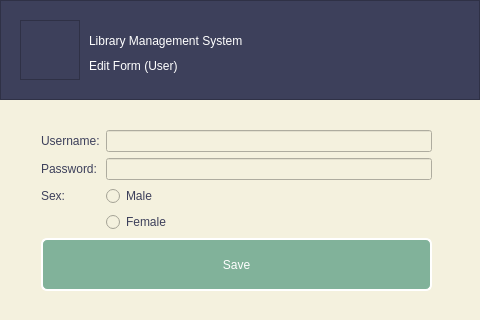
Old version of the form edit_user_data.ui in the repository kianmajl/Library.
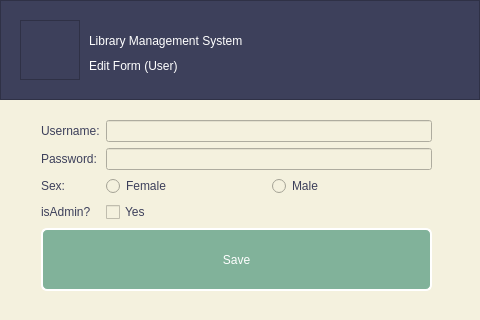
New version of the form. Icons and pictures are not drawn.

Commit message: Fixed Some Bugs & Add isAdmin in edit_user_data

```diff
--- a/edit_user_data.ui
+++ b/edit_user_data.ui
@@ -111,12 +111,12 @@
    <property name="geometry">
     <rect>
      <x>41</x>
-     <y>130</y>
+     <y>120</y>
      <width>391</width>
-     <height>161</height>
+     <height>171</height>
     </rect>
    </property>
-   <layout class="QFormLayout" name="formLayout">
+   <layout class="QGridLayout" name="gridLayout">
     <item row="0" column="0">
      <widget class="QLabel" name="label_user">
       <property name="styleSheet">
@@ -157,13 +157,51 @@
       </property>
      </widget>
     </item>
+    <item row="2" column="0">
+     <widget class="QLabel" name="label_sex">
+      <property name="styleSheet">
+       <string notr="true">font: 8pt &quot;IRANYekan&quot;;</string>
+      </property>
+      <property name="text">
+       <string>Sex:</string>
+      </property>
+     </widget>
+    </item>
     <item row="2" column="1">
-     <widget class="QRadioButton" name="radioButton_male">
-      <property name="styleSheet">
-       <string notr="true">font: 8pt &quot;IRANYekan&quot;;</string>
+     <layout class="QHBoxLayout" name="horizontalLayout">
+      <item>
+       <widget class="QRadioButton" name="radioButton_female">
+        <property name="styleSheet">
+         <string notr="true">font: 8pt &quot;IRANYekan&quot;;</string>
+        </property>
+        <property name="text">
+         <string>Female</string>
+        </property>
+       </widget>
+      </item>
+      <item>
+       <widget class="QRadioButton" name="radioButton_male">
+        <property name="styleSheet">
+         <string notr="true">font: 8pt &quot;IRANYekan&quot;;</string>
+        </property>
+        <property name="text">
+         <string>Male</string>
+        </property>
+       </widget>
+      </item>
+     </layout>
+    </item>
+    <item row="3" column="0">
+     <widget class="QLabel" name="label_isAdmin">
+      <property name="text">
+       <string>isAdmin?</string>
       </property>
+     </widget>
+    </item>
+    <item row="3" column="1">
+     <widget class="QCheckBox" name="checkBox_admin">
       <property name="text">
-       <string>Male</string>
+       <string>Yes</string>
       </property>
      </widget>
     </item>
@@ -183,26 +221,6 @@
       </property>
      </widget>
     </item>
-    <item row="2" column="0">
-     <widget class="QLabel" name="label_sex">
-      <property name="styleSheet">
-       <string notr="true">font: 8pt &quot;IRANYekan&quot;;</string>
-      </property>
-      <property name="text">
-       <string>Sex:</string>
-      </property>
-     </widget>
-    </item>
-    <item row="3" column="1">
-     <widget class="QRadioButton" name="radioButton_female">
-      <property name="styleSheet">
-       <string notr="true">font: 8pt &quot;IRANYekan&quot;;</string>
-      </property>
-      <property name="text">
-       <string>Female</string>
-      </property>
-     </widget>
-    </item>
    </layout>
   </widget>
  </widget>
```
Left out of the diff: 3 changed lines with no effect on the pictures. The commit also changes 2 other files.
